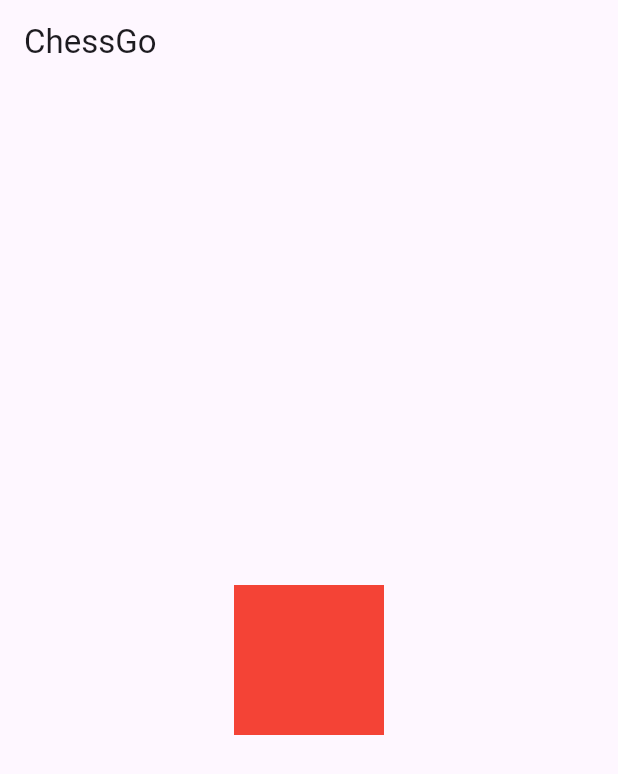
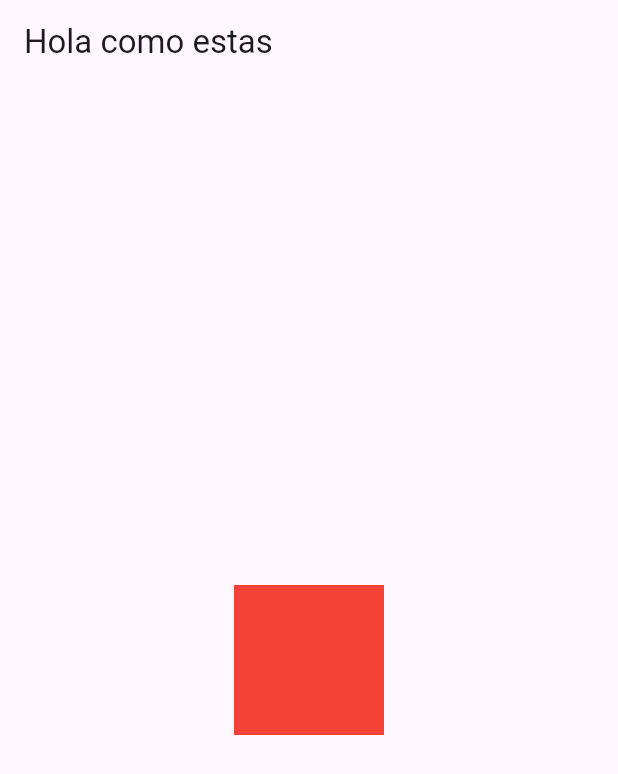
Before and after one commit to marcoantoniodiazdiaz/chessgo, a Flutter app: the screen it shows after launch, on a phone screen of 412 x 824 dp. Shown: the top 774 px of the screen. Run offline on Flutter 3.47's test engine with Material 3 defaults, Android fonts, the light colour scheme and no system bars.

Commit message:
Update main.dart

```diff
--- a/lib/main.dart
+++ b/lib/main.dart
@@ -11,7 +11,7 @@ class MyApp extends StatelessWidget {
       debugShowCheckedModeBanner: false,
       title: 'ChessGo',
       home: Scaffold(
-        appBar: AppBar(title: const Text('ChessGo')),
+        appBar: AppBar(title: const Text('Hola como estas')),
         body: Center(child: Container(width: 100, height: 100, color: Colors.red)),
       ),
     );
```
